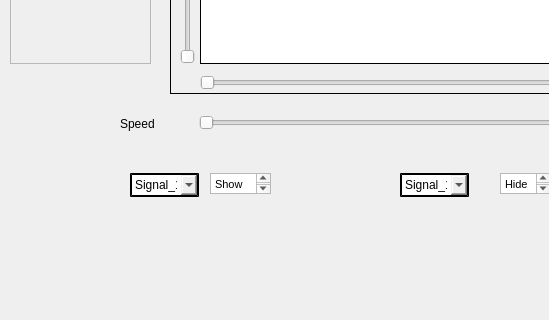
The window that Task 1 - Signal Viewer/main.ui (jemmyyy/dsptasks) describes before a commit, drawn with Qt 5; both pictures show x 0 to 549 and y 317 to 637 of the 1118 by 637 pixel window.
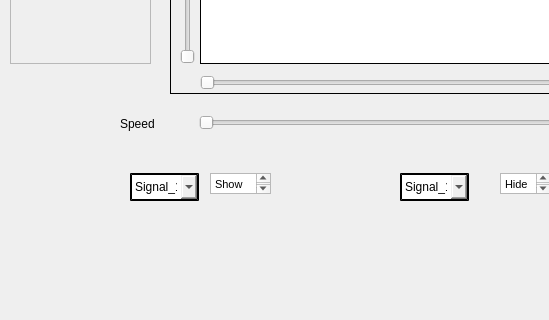
The same window after the commit. Icons and pictures are not drawn. Custom widgets are drawn as their Qt base class.

Commit message: Zoom/Scroll Functions done

```diff
--- a/Task 1 - Signal Viewer/main.ui
+++ b/Task 1 - Signal Viewer/main.ui
@@ -2449,7 +2449,7 @@
      <x>130</x>
      <y>490</y>
      <width>69</width>
-     <height>24</height>
+     <height>28</height>
     </rect>
    </property>
    <property name="styleSheet">
@@ -2504,7 +2504,7 @@
      <x>400</x>
      <y>490</y>
      <width>69</width>
-     <height>24</height>
+     <height>28</height>
     </rect>
    </property>
    <property name="styleSheet">
```
Left out of the diff: 20 changed lines with no effect on the pictures. The commit also changes 1 other file.
